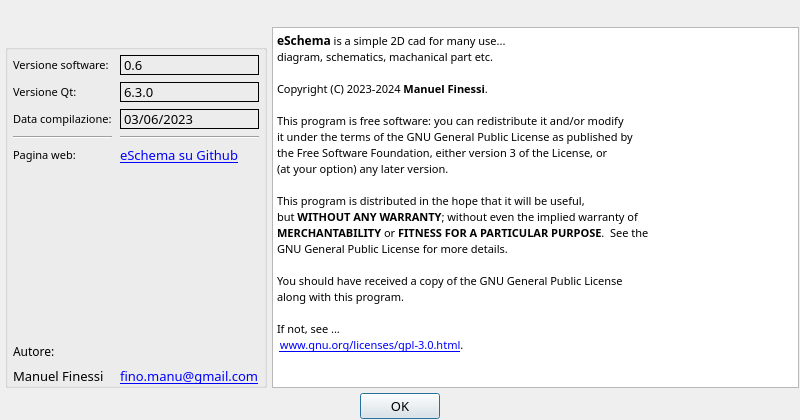
First picture: the form in gui/aboutdialog.ui, repository manufino/eSchema, before the edit.
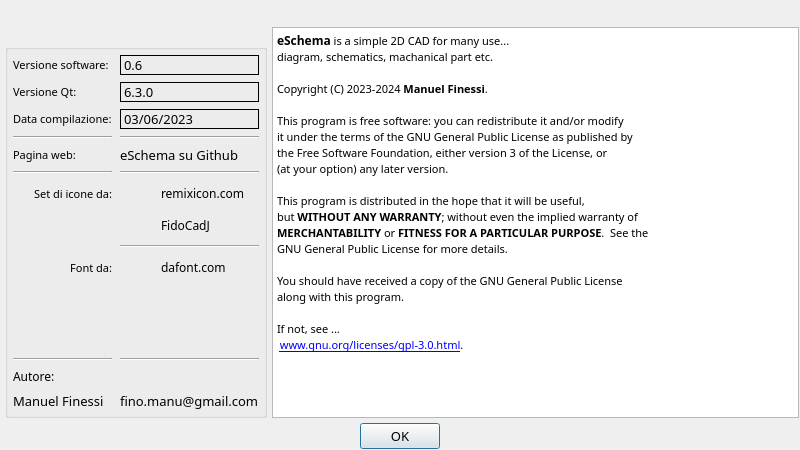
Second picture: the form after the edit. Icons and pictures are not drawn. Custom widgets are drawn as their Qt base class.

Commit message: LayerDialog + LinkLabel + update about dialog

```diff
--- a/gui/aboutdialog.ui
+++ b/gui/aboutdialog.ui
@@ -7,19 +7,19 @@
     <x>0</x>
     <y>0</y>
     <width>800</width>
-    <height>420</height>
+    <height>450</height>
    </rect>
   </property>
   <property name="minimumSize">
    <size>
     <width>800</width>
-    <height>420</height>
+    <height>450</height>
    </size>
   </property>
   <property name="maximumSize">
    <size>
     <width>800</width>
-    <height>420</height>
+    <height>450</height>
    </size>
   </property>
   <property name="font">
@@ -153,7 +153,7 @@
              <number>5</number>
             </property>
             <property name="bottomMargin">
-             <number>0</number>
+             <number>5</number>
             </property>
             <property name="horizontalSpacing">
              <number>8</number>
@@ -161,20 +161,113 @@
             <property name="verticalSpacing">
              <number>7</number>
             </property>
-            <item row="0" column="0">
-             <widget class="QLabel" name="label_2">
+            <item row="5" column="1">
+             <widget class="LinkLabel" name="lblWebSite">
               <property name="font">
                <font>
                 <family>Hack</family>
-                <pointsize>8</pointsize>
+                <pointsize>10</pointsize>
+                <underline>false</underline>
                </font>
               </property>
+              <property name="cursor">
+               <cursorShape>PointingHandCursor</cursorShape>
+              </property>
               <property name="text">
-               <string>Versione software: </string>
+               <string>eSchema su Github</string>
               </property>
              </widget>
             </item>
             <item row="6" column="0">
+             <widget class="Line" name="line_3">
+              <property name="orientation">
+               <enum>Qt::Horizontal</enum>
+              </property>
+             </widget>
+            </item>
+            <item row="7" column="0">
+             <widget class="QLabel" name="label_11">
+              <property name="font">
+               <font>
+                <family>Hack</family>
+                <pointsize>8</pointsize>
+               </font>
+              </property>
+              <property name="text">
+               <string>Set di icone da:</string>
+              </property>
+              <property name="alignment">
+               <set>Qt::AlignRight|Qt::AlignTrailing|Qt::AlignVCenter</set>
+              </property>
+             </widget>
+            </item>
+            <item row="3" column="1">
+             <widget class="QLabel" name="lblCompileDate">
+              <property name="frameShape">
+               <enum>QFrame::Box</enum>
+              </property>
+              <property name="text">
+               <string>03/06/2023</string>
+              </property>
+             </widget>
+            </item>
+            <item row="12" column="0">
+             <widget class="Line" name="line_6">
+              <property name="orientation">
+               <enum>Qt::Horizontal</enum>
+              </property>
+             </widget>
+            </item>
+            <item row="10" column="0">
+             <widget class="QLabel" name="label_15">
+              <property name="font">
+               <font>
+                <family>Hack</family>
+                <pointsize>8</pointsize>
+               </font>
+              </property>
+              <property name="text">
+               <string>Font da:</string>
+              </property>
+              <property name="alignment">
+               <set>Qt::AlignRight|Qt::AlignTrailing|Qt::AlignVCenter</set>
+              </property>
+             </widget>
+            </item>
+            <item row="6" column="1">
+             <widget class="Line" name="line_4">
+              <property name="orientation">
+               <enum>Qt::Horizontal</enum>
+              </property>
+             </widget>
+            </item>
+            <item row="13" column="0">
+             <widget class="QLabel" name="label_10">
+              <property name="font">
+               <font>
+                <family>Hack</family>
+                <pointsize>9</pointsize>
+               </font>
+              </property>
+              <property name="text">
+               <string>Autore:</string>
+              </property>
+             </widget>
+            </item>
+            <item row="5" column="0">
+             <widget class="QLabel" name="label_6">
+              <property name="font">
+               <font>
+                <family>Hack</family>
+                <pointsize>8</pointsize>
+               </font>
+              </property>
+              <property name="text">
+               <string>Pagina web:</string>
+              </property>
+             </widget>
+            </item>
+            <item row="11" column="1">
              <spacer name="verticalSpacer_2">
               <property name="orientation">
                <enum>Qt::Vertical</enum>
@@ -187,26 +280,30 @@
               </property>
              </spacer>
             </item>
-            <item row="5" column="0">
-             <widget class="QLabel" name="label_6">
+            <item row="12" column="1">
+             <widget class="Line" name="line_5">
+              <property name="orientation">
+               <enum>Qt::Horizontal</enum>
+              </property>
+             </widget>
+            </item>
+            <item row="14" column="0">
+             <widget class="QLabel" name="label_8">
               <property name="font">
                <font>
                 <family>Hack</family>
-                <pointsize>8</pointsize>
+                <pointsize>10</pointsize>
+                <bold>false</bold>
                </font>
               </property>
-              <property name="text">
-               <string>Pagina web:</string>
+              <property name="layoutDirection">
+               <enum>Qt::LeftToRight</enum>
               </property>
-             </widget>
-            </item>
-            <item row="3" column="1">
-             <widget class="QLabel" name="lblCompileDate">
-              <property name="frameShape">
-               <enum>QFrame::Box</enum>
-              </property>
               <property name="text">
-               <string>03/06/2023</string>
+               <string>Manuel Finessi</string>
+              </property>
+              <property name="alignment">
+               <set>Qt::AlignLeading|Qt::AlignLeft|Qt::AlignVCenter</set>
               </property>
              </widget>
             </item>
@@ -223,6 +320,234 @@
               </property>
              </widget>
             </item>
+            <item row="8" column="1">
+             <layout class="QHBoxLayout" name="horizontalLayout_5">
+              <property name="spacing">
+               <number>10</number>
+              </property>
+              <property name="leftMargin">
+               <number>6</number>
+              </property>
+              <property name="bottomMargin">
+               <number>0</number>
+              </property>
+              <item>
+               <widget class="QLabel" name="label_17">
+                <property name="minimumSize">
+                 <size>
+                  <width>25</width>
+                  <height>25</height>
+                 </size>
+                </property>
+                <property name="maximumSize">
+                 <size>
+                  <width>25</width>
+                  <height>25</height>
+                 </size>
+                </property>
+                <property name="font">
+                 <font>
+                  <family>Hack</family>
+                  <pointsize>8</pointsize>
+                 </font>
+                </property>
+                <property name="text">
+                 <string/>
+                </property>
+                <property name="pixmap">
+                 <pixmap resource="../resources.qrc">:/res/resources/remix/icona_fidocadj.png</pixmap>
+                </property>
+                <property name="scaledContents">
+                 <bool>true</bool>
+                </property>
+                <property name="alignment">
+                 <set>Qt::AlignLeading|Qt::AlignLeft|Qt::AlignVCenter</set>
+                </property>
+               </widget>
+              </item>
+              <item>
+               <widget class="LinkLabel" name="lblFidoCADJ">
+                <property name="minimumSize">
+                 <size>
+                  <width>0</width>
+                  <height>0</height>
+                 </size>
+                </property>
+                <property name="font">
+                 <font>
+                  <family>Hack</family>
+                  <pointsize>9</pointsize>
+                  <underline>false</underline>
+                 </font>
+                </property>
+                <property name="cursor">
+                 <cursorShape>PointingHandCursor</cursorShape>
+                </property>
+                <property name="text">
+                 <string>FidoCadJ</string>
+                </property>
+                <property name="scaledContents">
+                 <bool>false</bool>
+                </property>
+                <property name="alignment">
+                 <set>Qt::AlignLeading|Qt::AlignLeft|Qt::AlignVCenter</set>
+                </property>
+               </widget>
+              </item>
+             </layout>
+            </item>
+            <item row="10" column="1">
+             <layout class="QHBoxLayout" name="horizontalLayout_8">
+              <property name="spacing">
+               <number>10</number>
+              </property>
+              <property name="leftMargin">
+               <number>6</number>
+              </property>
+              <property name="bottomMargin">
+               <number>0</number>
+              </property>
+              <item>
+               <widget class="QLabel" name="label_27">
+                <property name="minimumSize">
+                 <size>
+                  <width>25</width>
+                  <height>25</height>
+                 </size>
+                </property>
+                <property name="maximumSize">
+                 <size>
+                  <width>25</width>
+                  <height>25</height>
+                 </size>
+                </property>
+                <property name="font">
+                 <font>
+                  <family>Hack</family>
+                  <pointsize>8</pointsize>
+                 </font>
+                </property>
+                <property name="text">
+                 <string/>
+                </property>
+                <property name="pixmap">
+                 <pixmap resource="../resources.qrc">:/res/resources/dafont.png</pixmap>
+                </property>
+                <property name="scaledContents">
+                 <bool>true</bool>
+                </property>
+                <property name="alignment">
+                 <set>Qt::AlignLeading|Qt::AlignLeft|Qt::AlignVCenter</set>
+                </property>
+               </widget>
+              </item>
+              <item>
+               <widget class="LinkLabel" name="lblDaFont">
+                <property name="minimumSize">
+                 <size>
+                  <width>0</width>
+                  <height>0</height>
+                 </size>
+                </property>
+                <property name="font">
+                 <font>
+                  <family>Hack</family>
+                  <pointsize>9</pointsize>
+                  <underline>false</underline>
+                 </font>
+                </property>
+                <property name="cursor">
+                 <cursorShape>PointingHandCursor</cursorShape>
+                </property>
+                <property name="text">
+                 <string>dafont.com</string>
+                </property>
+                <property name="scaledContents">
+                 <bool>false</bool>
+                </property>
+                <property name="alignment">
+                 <set>Qt::AlignLeading|Qt::AlignLeft|Qt::AlignVCenter</set>
+                </property>
+               </widget>
+              </item>
+             </layout>
+            </item>
+            <item row="7" column="1">
+             <layout class="QHBoxLayout" name="horizontalLayout_3">
+              <property name="spacing">
+               <number>10</number>
+              </property>
+              <property name="leftMargin">
+               <number>6</number>
+              </property>
+              <property name="bottomMargin">
+               <number>0</number>
+              </property>
+              <item>
+               <widget class="QLabel" name="label_16">
+                <property name="minimumSize">
+                 <size>
+                  <width>25</width>
+                  <height>25</height>
+                 </size>
+                </property>
+                <property name="maximumSize">
+                 <size>
+                  <width>25</width>
+                  <height>25</height>
+                 </size>
+                </property>
+                <property name="font">
+                 <font>
+                  <family>Hack</family>
+                  <pointsize>8</pointsize>
+                 </font>
+                </property>
+                <property name="text">
+                 <string/>
+                </property>
+                <property name="pixmap">
+                 <pixmap resource="../resources.qrc">:/res/resources/remix/remixicon-line.png</pixmap>
+                </property>
+                <property name="scaledContents">
+                 <bool>true</bool>
+                </property>
+                <property name="alignment">
+                 <set>Qt::AlignLeading|Qt::AlignLeft|Qt::AlignVCenter</set>
+                </property>
+               </widget>
+              </item>
+              <item>
+               <widget class="LinkLabel" name="lblRemixicon">
+                <property name="minimumSize">
+                 <size>
+                  <width>0</width>
+                  <height>0</height>
+                 </size>
+                </property>
+                <property name="font">
+                 <font>
+                  <family>Hack</family>
+                  <pointsize>9</pointsize>
+                  <underline>false</underline>
+                 </font>
+                </property>
+                <property name="cursor">
+                 <cursorShape>PointingHandCursor</cursorShape>
+                </property>
+                <property name="text">
+                 <string>remixicon.com</string>
+                </property>
+                <property name="scaledContents">
+                 <bool>false</bool>
+                </property>
+                <property name="alignment">
+                 <set>Qt::AlignLeading|Qt::AlignLeft|Qt::AlignVCenter</set>
+                </property>
+               </widget>
+              </item>
+             </layout>
+            </item>
             <item row="1" column="0">
              <widget class="QLabel" name="label_12">
               <property name="font">
@@ -236,26 +561,38 @@
               </property>
              </widget>
             </item>
-            <item row="8" column="1">
+            <item row="4" column="0">
+             <widget class="Line" name="line">
+              <property name="orientation">
+               <enum>Qt::Horizontal</enum>
+              </property>
+             </widget>
+            </item>
+            <item row="14" column="1">
              <widget class="QLabel" name="label_9">
               <property name="font">
                <font>
                 <family>Hack</family>
                 <pointsize>10</pointsize>
-                <underline>true</underline>
+                <bold>false</bold>
+                <underline>false</underline>
                </font>
               </property>
               <property name="cursor">
-               <cursorShape>PointingHandCursor</cursorShape>
-              </property>
-              <property name="styleSheet">
-               <string notr="true">color: rgb(0, 0, 255);</string>
+               <cursorShape>ArrowCursor</cursorShape>
               </property>
               <property name="text">
                <string>fino.manu@gmail.com</string>
               </property>
              </widget>
             </item>
+            <item row="4" column="1">
+             <widget class="Line" name="line_2">
+              <property name="orientation">
+               <enum>Qt::Horizontal</enum>
+              </property>
+             </widget>
+            </item>
             <item row="0" column="1">
              <widget class="QLabel" name="lblSoftwareVersion">
               <property name="frameShape">
@@ -266,19 +603,6 @@
               </property>
              </widget>
             </item>
-            <item row="7" column="0">
-             <widget class="QLabel" name="label_10">
-              <property name="font">
-               <font>
-                <family>Hack</family>
-                <pointsize>9</pointsize>
-               </font>
-              </property>
-              <property name="text">
-               <string>Autore:</string>
-              </property>
-             </widget>
-            </item>
             <item row="1" column="1">
              <widget class="QLabel" name="lblQtVersion">
               <property name="frameShape">
@@ -289,60 +613,26 @@
               </property>
              </widget>
             </item>
-            <item row="4" column="0">
-             <widget class="Line" name="line">
-              <property name="orientation">
-               <enum>Qt::Horizontal</enum>
-              </property>
-             </widget>
-            </item>
-            <item row="5" column="1">
-             <widget class="QLabel" name="label_7">
+            <item row="0" column="0">
+             <widget class="QLabel" name="label_2">
               <property name="font">
                <font>
                 <family>Hack</family>
-                <pointsize>10</pointsize>
-                <underline>true</underline>
+                <pointsize>8</pointsize>
                </font>
               </property>
-              <property name="cursor">
-               <cursorShape>PointingHandCursor</cursorShape>
-              </property>
-              <property name="styleSheet">
-               <string notr="true">color: rgb(0, 0, 255);</string>
-              </property>
               <property name="text">
-               <string>eSchema su Github</string>
+               <string>Versione software: </string>
               </property>
              </widget>
             </item>
-            <item row="4" column="1">
-             <widget class="Line" name="line_2">
+            <item row="9" column="1">
+             <widget class="Line" name="line_13">
               <property name="orientation">
                <enum>Qt::Horizontal</enum>
               </property>
              </widget>
             </item>
-            <item row="8" column="0">
-             <widget class="QLabel" name="label_8">
-              <property name="font">
-               <font>
-                <family>Hack</family>
-                <pointsize>10</pointsize>
-                <bold>false</bold>
-               </font>
-              </property>
-              <property name="layoutDirection">
-               <enum>Qt::LeftToRight</enum>
-              </property>
-              <property name="text">
-               <string>Manuel Finessi</string>
-              </property>
-              <property name="alignment">
-               <set>Qt::AlignLeading|Qt::AlignLeft|Qt::AlignVCenter</set>
-              </property>
-             </widget>
-            </item>
            </layout>
           </item>
          </layout>
@@ -424,7 +714,7 @@
 &lt;html&gt;&lt;head&gt;&lt;meta name=&quot;qrichtext&quot; content=&quot;1&quot; /&gt;&lt;meta charset=&quot;utf-8&quot; /&gt;&lt;style type=&quot;text/css&quot;&gt;
 p, li { white-space: pre-wrap; }
 &lt;/style&gt;&lt;/head&gt;&lt;body style=&quot; font-family:'Franklin Gothic Medium Cond'; font-size:10pt; font-weight:400; font-style:normal;&quot;&gt;
-&lt;p style=&quot; margin-top:0px; margin-bottom:0px; margin-left:0px; margin-right:0px; -qt-block-indent:0; text-indent:0px;&quot;&gt;&lt;span style=&quot; font-family:'Hack'; font-size:9pt; font-weight:700;&quot;&gt;eSchema&lt;/span&gt;&lt;span style=&quot; font-family:'Hack'; font-size:8pt;&quot;&gt; is a simple 2D cad for many use...&lt;/span&gt;&lt;/p&gt;
+&lt;p style=&quot; margin-top:0px; margin-bottom:0px; margin-left:0px; margin-right:0px; -qt-block-indent:0; text-indent:0px;&quot;&gt;&lt;span style=&quot; font-family:'Hack'; font-size:9pt; font-weight:700;&quot;&gt;eSchema&lt;/span&gt;&lt;span style=&quot; font-family:'Hack'; font-size:8pt;&quot;&gt; is a simple 2D CAD for many use...&lt;/span&gt;&lt;/p&gt;
 &lt;p style=&quot; margin-top:0px; margin-bottom:0px; margin-left:0px; margin-right:0px; -qt-block-indent:0; text-indent:0px;&quot;&gt;&lt;span style=&quot; font-family:'Hack'; font-size:8pt;&quot;&gt;diagram, schematics, machanical part etc.&lt;/span&gt;&lt;/p&gt;
 &lt;p style=&quot;-qt-paragraph-type:empty; margin-top:0px; margin-bottom:0px; margin-left:0px; margin-right:0px; -qt-block-indent:0; text-indent:0px; font-family:'Hack'; font-size:8pt;&quot;&gt;&lt;br /&gt;&lt;/p&gt;
 &lt;p style=&quot; margin-top:0px; margin-bottom:0px; margin-left:0px; margin-right:0px; -qt-block-indent:0; text-indent:0px;&quot;&gt;&lt;span style=&quot; font-family:'Hack'; font-size:8pt;&quot;&gt;Copyright (C) 2023-2024 &lt;/span&gt;&lt;span style=&quot; font-family:'Hack'; font-size:8pt; font-weight:700;&quot;&gt;Manuel Finessi&lt;/span&gt;&lt;span style=&quot; font-family:'Hack'; font-size:8pt;&quot;&gt;.&lt;/span&gt;&lt;/p&gt;
@@ -469,6 +759,13 @@
    </item>
   </layout>
  </widget>
+ <customwidgets>
+  <customwidget>
+   <class>LinkLabel</class>
+   <extends>QLabel</extends>
+   <header>LinkLabel.h</header>
+  </customwidget>
+ </customwidgets>
  <resources>
   <include location="../resources.qrc"/>
  </resources>
```
The commit also changes 24 other files.
